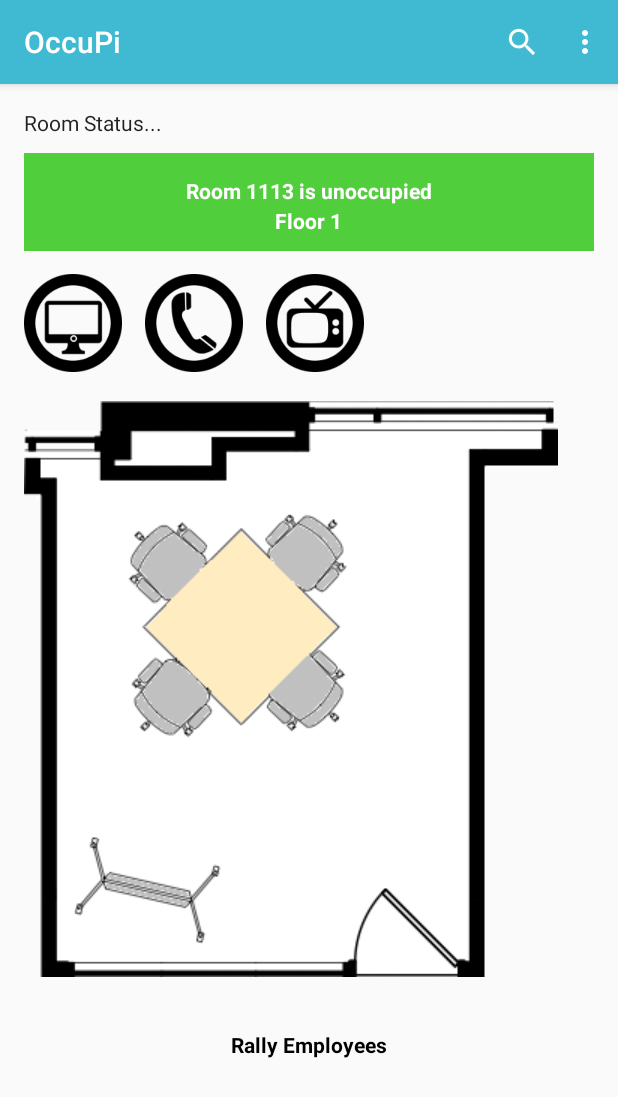
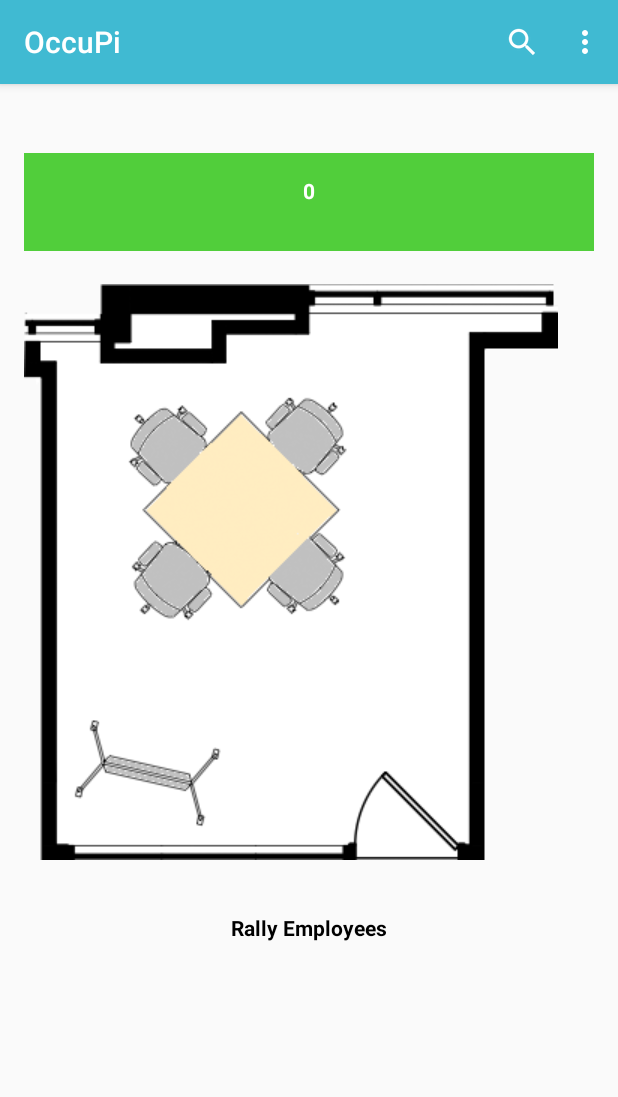
Before and after one commit to alexandertaylor88/OccuPi, an Android app: the RoomDetail screen opened directly, with no data from a screen before it, on a phone screen of 412 x 824 dp. Shown: the top 1097 px of the screen. Run offline under Robolectric (Android 15) with nearby library versions, the phone set to English and light mode, and no system bars; 3 statements that could not run were skipped.

Commit message:
Localized DB
The database for the second floor is setup and should be working. Right now the list is pulling empty rooms (which are currently all of them), and when clicked, the room details are then displayed. This is a work in a progress.

```diff
--- a/app/src/main/AndroidManifest.xml
+++ b/app/src/main/AndroidManifest.xml
@@ -31,9 +31,9 @@
         <activity
             android:name=".Rally"
             android:windowSoftInputMode="stateHidden" />
+        <activity android:name=".List"></activity>
+        <activity android:name=".RoomDetail"></activity>
         <activity android:name=".Login" />
-        <activity android:name=".List" />
-        <activity android:name=".RoomStatus" />
         <activity android:name=".AdminSettings" />
     </application>
 
--- /dev/null
+++ b/app/src/main/java/occupi/occupi/Room.java
@@ -0,0 +1,19 @@
+package occupi.occupi;
+
+/**
+ * Created by IT001 on 23-Jun-16.
+ */
+public class Room {
+    // Labels table name
+    public static final String TABLE = "room";
+
+    // Labels Table Columns names
+    public static final String KEY_ID = "_id";
+    public static final String KEY_type = "type";
+    public static final String KEY_occupied = "occupied";
+
+    // property help us to keep data
+    public int room_ID;
+    public String type;
+    public String occupied;
+}
--- a/app/src/main/java/occupi/occupi/RoomStatus.java
+++ b/app/src/main/java/occupi/occupi/RoomDetail.java
@@ -2,21 +2,38 @@ package occupi.occupi;
 
 import android.content.Intent;
 import android.os.Bundle;
-import android.support.v7.app.AppCompatActivity;
+import android.support.v7.app.ActionBarActivity;
 import android.view.Menu;
 import android.view.MenuItem;
+import android.widget.TextView;
 
-public class RoomStatus extends AppCompatActivity {
+public class RoomDetail extends ActionBarActivity {
+
+    TextView textType;
+    TextView textID;
+    private int _Room_Id=0;
 
     @Override
     protected void onCreate(Bundle savedInstanceState) {
         super.onCreate(savedInstanceState);
         setContentView(R.layout.room_status);
+
+        textID = (TextView)findViewById(R.id.text_num);
+        textType = (TextView)findViewById(R.id.text_type);
+
+    _Room_Id = 0;
+    Intent intent = getIntent();
+    _Room_Id = intent.getIntExtra("room_Id", 0);
+    RepoHelper repo = new RepoHelper(this);
+    Room room = new Room();
+    room = repo.getRoomById(_Room_Id);
+
+    textType.setText(room.type);
+    textID.setText(Integer.toString(_Room_Id));
     }
 
     @Override
     public boolean onCreateOptionsMenu(Menu menu) {
-        // Inflate the menu; this adds items to the action bar if it is present.
         getMenuInflater().inflate(R.menu.menu_main, menu);
         return true;
     }
--- a/app/src/main/res/layout/room_status.xml
+++ b/app/src/main/res/layout/room_status.xml
@@ -26,76 +26,34 @@
     </View>
 
     <TextView
-        android:id="@+id/status"
+        android:id="@+id/text_num"
         android:layout_width="wrap_content"
         android:layout_height="match_parent"
         android:layout_centerHorizontal="true"
         android:layout_marginTop="45sp"
-        android:text="Room 1113 is unoccupied"
+        android:text="Room Number"
         android:textColor="#ffffff"
         android:textStyle="bold"></TextView>
 
     <TextView
-        android:id="@+id/floorStatus"
+        android:id="@+id/text_type"
         android:layout_width="wrap_content"
         android:layout_height="match_parent"
         android:layout_centerHorizontal="true"
         android:layout_marginTop="65sp"
-        android:text="Floor 1"
+        android:text="Room Type"
         android:textColor="#ffffff"
         android:textStyle="bold"></TextView>
-
-    <ImageView
-        android:layout_width="65dp"
-        android:layout_height="65dp"
-        app:srcCompat="@drawable/tvicon"
-        android:id="@+id/phone"
-        android:layout_alignTop="@+id/pc"
-        android:layout_toRightOf="@+id/pc"
-        android:layout_marginLeft="15dp">
-    </ImageView>
-
-    <ImageView
-        android:layout_width="65dp"
-        android:layout_height="65dp"
-        app:srcCompat="@drawable/phoneicon"
-        android:id="@+id/pc"
-        android:layout_alignTop="@+id/floor"
-        android:layout_toRightOf="@+id/floor"
-        android:layout_marginLeft="15dp">
-    </ImageView>
-
-    <ImageView
-        android:id="@+id/floor"
-        android:layout_width="65dp"
-        android:layout_height="65dp"
-        android:layout_alignParentLeft="true"
-        android:layout_alignParentStart="true"
-        android:layout_below="@+id/view"
-        android:layout_marginTop="15dp"
-        app:srcCompat="@drawable/pcicon">
-    </ImageView>
 
     <ImageView
         android:layout_width="wrap_content"
         android:layout_height="wrap_content"
         app:srcCompat="@drawable/picture1"
         android:id="@+id/imageView"
-        android:layout_marginTop="100dp"
         android:layout_below="@+id/view"
-        android:layout_alignParentLeft="true"
-        android:layout_alignParentStart="true">
+        android:layout_alignParentStart="true"
+        android:layout_marginTop="22dp">
     </ImageView>
-
-    <TextView
-        android:text="Room Status..."
-        android:layout_width="wrap_content"
-        android:layout_height="wrap_content"
-        android:layout_alignParentTop="true"
-        android:layout_alignParentLeft="true"
-        android:layout_alignParentStart="true"
-        android:id="@+id/textView6"
-        android:textAppearance="@style/TextAppearance.AppCompat.Body1" />
 
     <TextView
         android:id="@+id/rallyLink"
--- a/app/src/main/res/menu-v21/menu_main.xml
+++ b/app/src/main/res/menu-v21/menu_main.xml
@@ -1,7 +1,7 @@
 <menu xmlns:android="http://schemas.android.com/apk/res/android"
     xmlns:app="http://schemas.android.com/apk/res-auto"
     xmlns:tools="http://schemas.android.com/tools"
-    tools:context=".MainActivity">
+    tools:context=".List">
     <item
         android:id="@+id/action_settings"
         android:orderInCategory="100"
--- a/app/src/main/res/menu/menu_main.xml
+++ b/app/src/main/res/menu/menu_main.xml
@@ -1,7 +1,7 @@
 <menu xmlns:android="http://schemas.android.com/apk/res/android"
     xmlns:app="http://schemas.android.com/apk/res-auto"
     xmlns:tools="http://schemas.android.com/tools"
-    tools:context=".MainActivity">
+    tools:context=".List">
     <item
         android:id="@+id/action_settings"
         android:orderInCategory="100"
```
Also changed, not shown: app/src/main/java/occupi/occupi/DataBaseHelper.java (added, +111 -0 lines), app/src/main/java/occupi/occupi/List.java (+42 -5 lines), app/src/main/java/occupi/occupi/RepoHelper.java (added, +136 -0 lines), app/src/main/res/layout/activity_room_detail.xml (added, +33 -0 lines), app/src/main/res/layout/list.xml (+16 -5 lines), app/src/main/res/layout/view_room_entry.xml (added, +21 -0 lines), app/src/main/res/values/strings.xml (+29 -0 lines), 91 other files.
